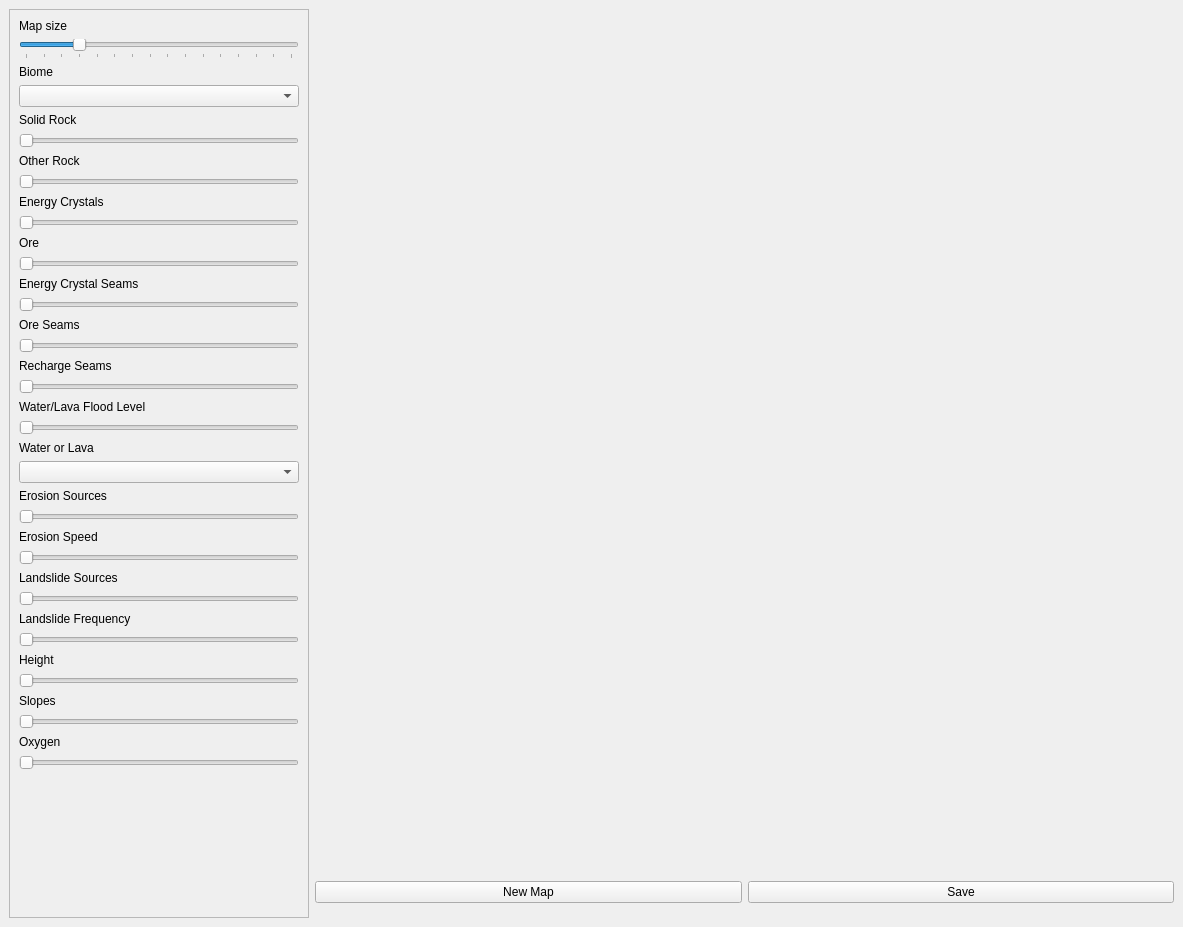
Above: mainwindow.ui from vyldr/map-generator before the change. Below: the same form after it.
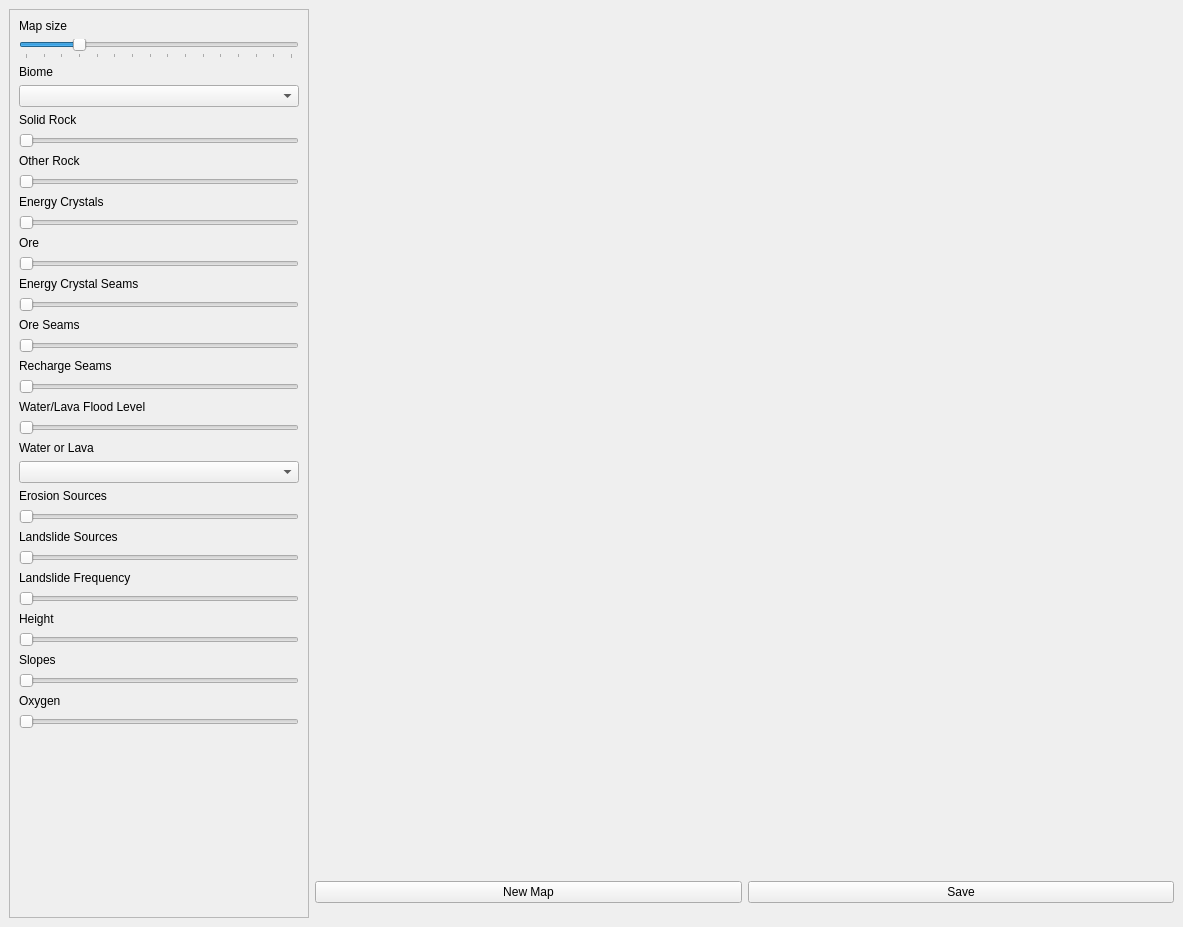
That is the form after the change.

Commit message: Connected water, lava, and erosion.  Fixed erosion

The edit to the form file:
```diff
--- a/mainwindow.ui
+++ b/mainwindow.ui
@@ -42,9 +42,9 @@
        <property name="geometry">
         <rect>
          <x>0</x>
-         <y>-14</y>
+         <y>-279</y>
          <width>288</width>
-         <height>1244</height>
+         <height>1178</height>
         </rect>
        </property>
        <property name="sizePolicy">
@@ -232,21 +232,7 @@
          </widget>
         </item>
         <item>
-         <widget class="QSlider" name="horizontalSlider_17">
-          <property name="orientation">
-           <enum>Qt::Horizontal</enum>
-          </property>
-         </widget>
-        </item>
-        <item>
-         <widget class="QLabel" name="label_12">
-          <property name="text">
-           <string>Erosion Speed</string>
-          </property>
-         </widget>
-        </item>
-        <item>
-         <widget class="QSlider" name="horizontalSlider_18">
+         <widget class="QSlider" name="erosion_sources_slider">
           <property name="orientation">
            <enum>Qt::Horizontal</enum>
           </property>
```
Left out of the diff: 2 changed lines with no effect on the pictures. The commit also changes 3 other files.
